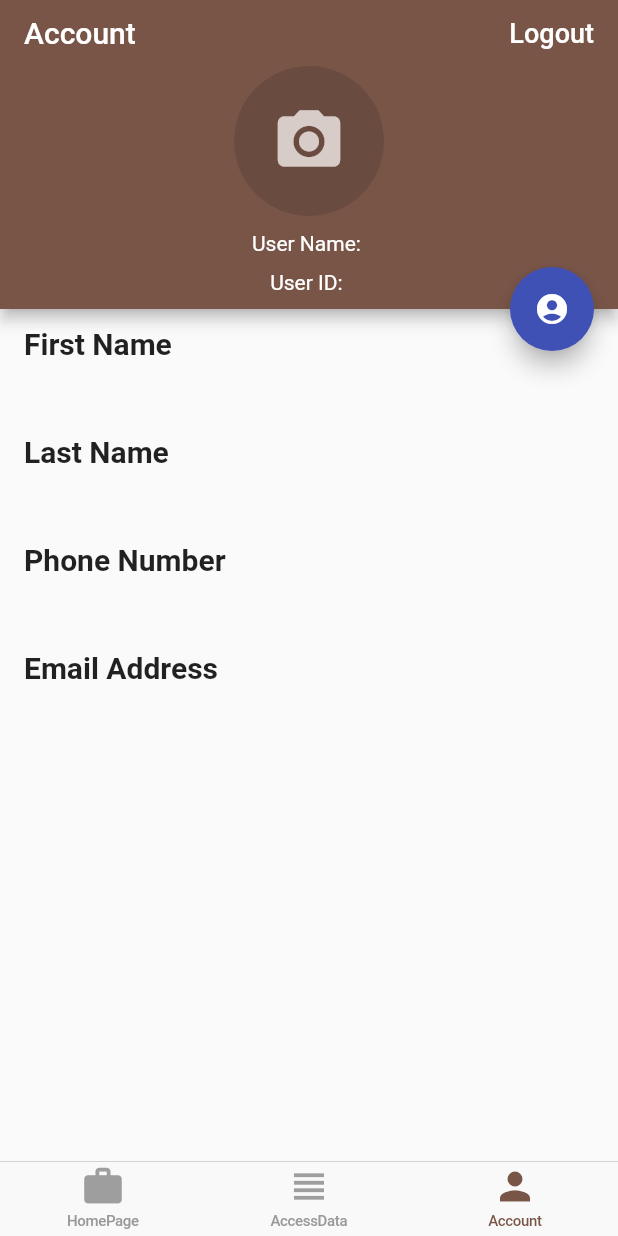
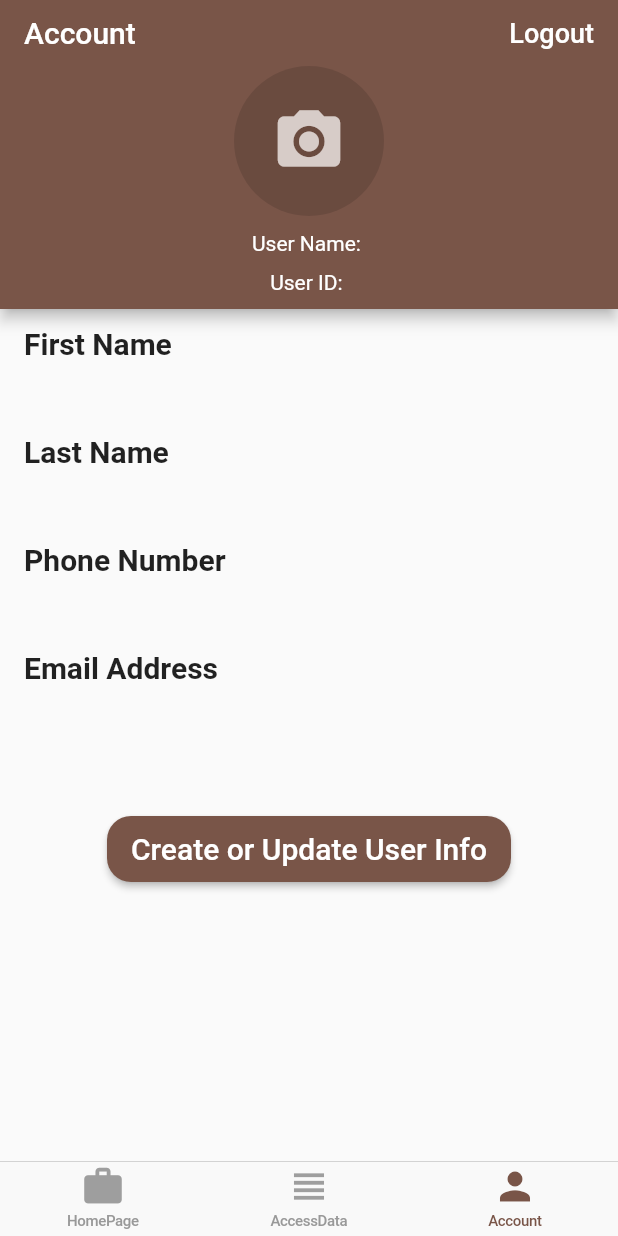
Before and after one commit to leizhang323/Invest123, a Flutter app: the screen it shows once a user with an empty profile is signed in, item 3 of the bottom bar chosen, on a phone screen of 412 x 824 dp. Run offline on Flutter 3.47's test engine with Material 2 defaults, Android fonts, the phone set to English and light mode, and no system bars; our stand-ins replace cloud_firestore, firebase_auth, google_sign_in; missing offline and left inert: flutter_facebook_login; accounts and stored records are empty; network calls fail.

Commit message:
add new features

```diff
--- a/lib/app/home/account/account_page.dart
+++ b/lib/app/home/account/account_page.dart
@@ -1,15 +1,16 @@
 import 'package:cloud_firestore/cloud_firestore.dart';
 import 'package:flutter/material.dart';
-import 'package:flutter/services.dart';
-import 'package:invest123/app/home/models/user.dart';
+import 'package:invest123/app/home/account/create_update_info_page.dart';
 import 'package:invest123/common_widgets/avatar.dart';
+import 'package:invest123/common_widgets/form_submit_button.dart';
 import 'package:invest123/common_widgets/platform_alert_dialog.dart';
 import 'package:invest123/services/auth.dart';
 import 'package:invest123/services/database.dart';
-import 'package:invest123/services/database_api_path.dart';
 import 'package:provider/provider.dart';
 
 class AccountPage extends StatelessWidget {
+
+
     Future<void> _signOut(BuildContext context) async {
     try {
       final auth = Provider.of<AuthBase>(context);
@@ -31,17 +32,6 @@ class AccountPage extends StatelessWidget {
     }
   }
 
-  Future<void> _createUser(BuildContext context) async {
-    try {
-      final database = Provider.of<Database>(context);
-      await database.createUser(DataUser(firstname: "Lei", lastname: "Zhang"));
-    } on PlatformException catch (e) {
-      PlatformAlertDialog(
-          content: e.toString(),
-          title: "Operation failed",
-          defaultActionText: null);
-    }
-  }
 
     @override
   Widget build(BuildContext context) {
@@ -49,6 +39,7 @@ class AccountPage extends StatelessWidget {
     final database = Provider.of<Database>(context);
     //final dataUser = database.readUser();
     final user = Provider.of<User>(context);
+    database.checkExist(user.uid);
     return Scaffold(
       appBar: AppBar(
         title: Text('Account'),
@@ -70,12 +61,6 @@ class AccountPage extends StatelessWidget {
         ),
       ),
       body: _buildContent(context),
-      floatingActionButton: FloatingActionButton(
-        child: Icon(Icons.account_circle),
-        onPressed: () => _createUser(context),
-        backgroundColor: Colors.indigo,
-      ),
-      floatingActionButtonLocation: FloatingActionButtonLocation.endTop,
     );
   }
 
@@ -102,24 +87,23 @@ class AccountPage extends StatelessWidget {
       ],
     );
   }
+  }
+
 
    Widget _buildContent(BuildContext context) {
-    //final database = Provider.of<Database>(context);
-    //Auth auth = Provider<>.of(context);
+    final database = Provider.of<Database>(context);
     final user = Provider.of<User>(context);
-    return StreamBuilder(
+      return StreamBuilder (
           stream: Firestore.instance
               .collection('users').document(user.uid).
           snapshots(),
           builder: (context, snapshot) {
-          if (!snapshot.hasData) {
-            return new Text("Loading");
-          }
            var userDocument = snapshot.data;
-          if(snapshot.data == null) {
-            return Text("null");
-          }
-            return ListView(
+            if(snapshot.data == null) return Center(child: CircularProgressIndicator(),);
+           return FutureBuilder(
+             future: database.checkExist(user.uid),
+             builder: (BuildContext context, AsyncSnapshot<bool> snapshot) {
+               return Column(
                  children: <Widget>[
                    ListTile(
                      title: Text(
@@ -130,7 +114,7 @@ class AccountPage extends StatelessWidget {
                        ),
                      ),
                      subtitle: Text(
-                    userDocument["first_name"] == null ? "" : userDocument["first_name"],
+                       userDocument["first_name"] == null ? "null" : userDocument["first_name"],
                        style: TextStyle(
                          fontSize: 20,
                          fontWeight: FontWeight.bold,
@@ -146,9 +130,7 @@ class AccountPage extends StatelessWidget {
                        ),
                      ),
                      subtitle: Text(
-                    userDocument["last_name"] == null
-                        ? ""
-                        : userDocument["last_name"],
+                       userDocument["last_name"] == null ? "null" : userDocument["last_name"],
                        style: TextStyle(
                          fontSize: 20,
                          fontWeight: FontWeight.bold,
@@ -164,9 +146,7 @@ class AccountPage extends StatelessWidget {
                        ),
                      ),
                      subtitle: Text(
-                    userDocument["phone_number"] == null
-                        ? ""
-                        : userDocument["phone_number"],
+                       userDocument["phone_number"] == null ? "null" : userDocument["phone_number"],
                        style: TextStyle(
                          fontSize: 20,
                          fontWeight: FontWeight.bold,
@@ -182,17 +162,28 @@ class AccountPage extends StatelessWidget {
                        ),
                      ),
                      subtitle: Text(
-                    userDocument["email_address"] == null
-                        ? ""
-                        : userDocument["email_address"],
+                       userDocument["email_address"] == null ? "null" : userDocument["email_address"],
                        style: TextStyle(
                          fontSize: 20,
                          fontWeight: FontWeight.bold,
                        ),
                      ),
                    ),
+                   SizedBox(height: 50),
+                   FormSubmitButton(
+                     text: 'Create or Update User Info',
+                     onPressed: () {
+                       Navigator.push(
+                         context,
+                         MaterialPageRoute(
+                             builder: (context) => CreateUpdateInfoPage(),
+                         ),
+                       );
+                     },
+                   ),
                  ],
+               );
+             },
            );
           });
     }
-}
--- a/lib/app/home/api_data/access_data_page.dart
+++ b/lib/app/home/api_data/access_data_page.dart
@@ -36,6 +36,9 @@ class _AccessDataPageState extends State<AccessDataPage> {
       body: StreamBuilder(
         stream: apiManager.apiListView,
         builder: (BuildContext context, AsyncSnapshot<List<Record>> snapshot) {
+          if (!snapshot.hasData) {
+            return Center(child: CircularProgressIndicator(),);
+          }
           List<Record> records = snapshot.data;
           return ListView.separated(
               itemBuilder: (BuildContext context, int index) {
--- a/lib/app/home/api_data/detail_data_page.dart
+++ b/lib/app/home/api_data/detail_data_page.dart
@@ -5,8 +5,6 @@ class DetailDataPage extends StatelessWidget {
   @override
   Widget build(BuildContext context) {
     final Record record = ModalRoute.of(context).settings.arguments;
-
-    // Use the Todo to create the UI.
     return Scaffold(
       appBar: AppBar(
         title: Text('Detail Page'),
--- a/lib/app/home/models/user.dart
+++ b/lib/app/home/models/user.dart
@@ -1,11 +1,11 @@
 import 'package:meta/meta.dart';
 class DataUser {
   DataUser({this.emailAddress, this.firstname, this.lastname, this.phoneNumber, this.username});
-  final String username;
-  final String firstname;
-  final String lastname;
-  final String phoneNumber;
-  final String emailAddress;
+  String username;
+  String firstname;
+  String lastname;
+  String phoneNumber;
+  String emailAddress;
 
   Map<String,dynamic> toMap() {
     return {
--- a/lib/app/sign_in/email_sign_in_form.dart
+++ b/lib/app/sign_in/email_sign_in_form.dart
@@ -1,9 +1,11 @@
 
 import 'package:flutter/material.dart';
+import 'package:invest123/app/home/models/user.dart';
 import 'package:invest123/app/sign_in/validators.dart';
 import 'package:invest123/common_widgets/form_submit_button.dart';
 import 'package:invest123/common_widgets/platform_alert_dialog.dart';
 import 'package:invest123/services/auth.dart';
+import 'package:invest123/services/database.dart';
 import 'package:provider/provider.dart';
 
 ///
```
Also changed, not shown: lib/app/home/account/create_update_form.dart (added, +92 -0 lines), lib/app/home/account/create_update_info_page.dart (added, +21 -0 lines), lib/app/sign_in/sign_in_page.dart (+5 -23 lines), lib/services/database.dart (+73 -18 lines). Lines whose indentation alone changed are shown as unchanged.
